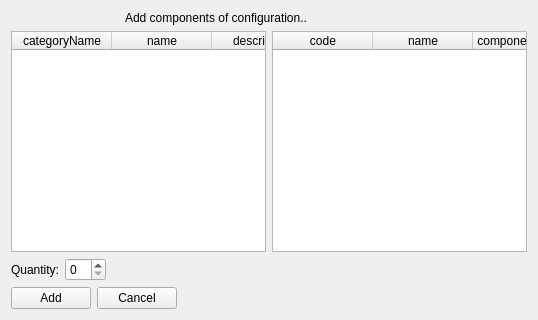
This is qt/apps/configurator/forms/configuration_component_add.ui in Wolframe/qtClient as Qt 5 draws it before an edit. The edited form follows.
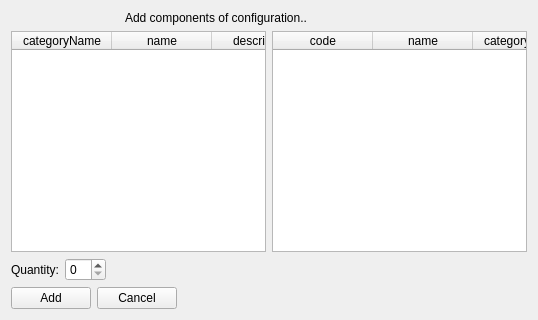
This is the edited form. Icons and pictures are not drawn.

Commit message: configurator: - creationDate=datetime('now') instead of input field - fixed some categoryNames in configurations and components qtclient: fixed some crashes

Patch:
```diff
--- a/qt/apps/configurator/forms/configuration_component_add.ui
+++ b/qt/apps/configurator/forms/configuration_component_add.ui
@@ -189,7 +189,7 @@
        </column>
        <column>
         <property name="text">
-         <string>componentName</string>
+         <string>categoryName</string>
         </property>
        </column>
        <column>
```
The commit also changes 8 other files.
